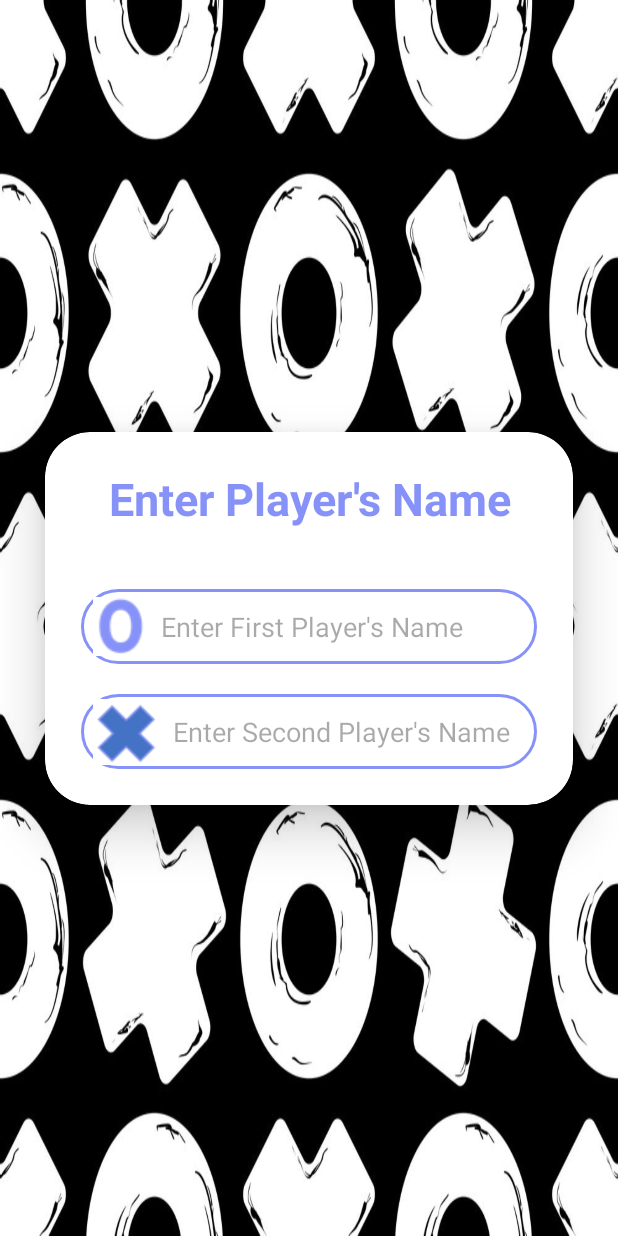
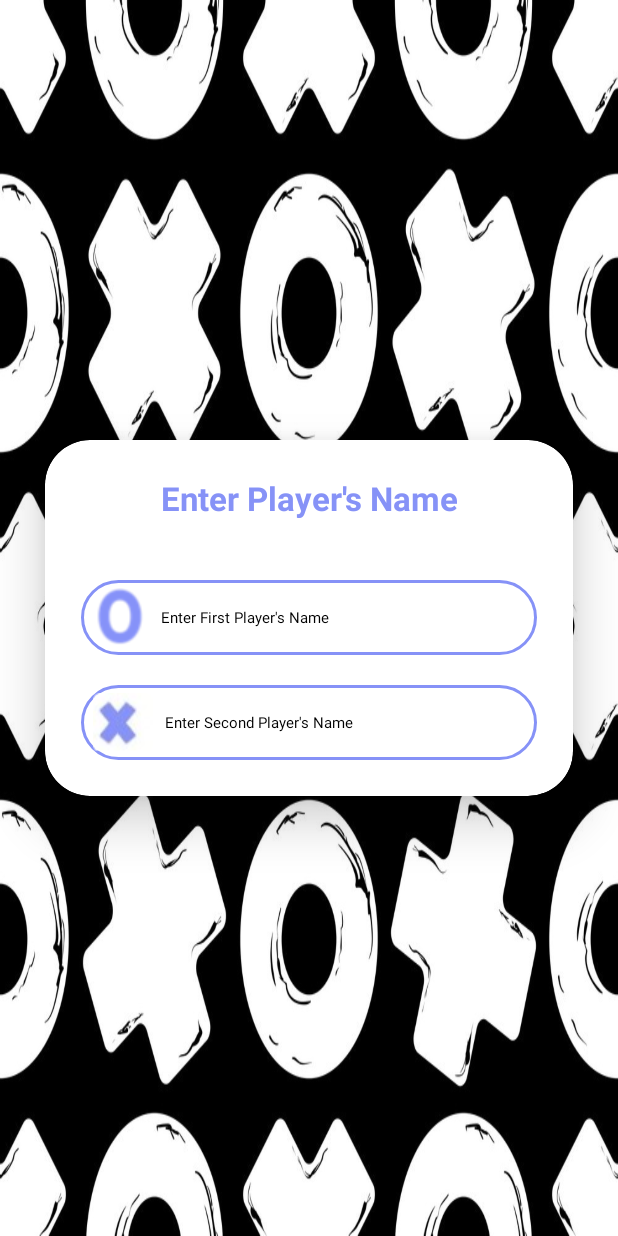
Before and after one commit to Vanshika521/PRODIGY_AD_04, an Android app: the screen it shows after launch (players), on a phone screen of 412 x 824 dp. Run offline under Robolectric (Android 15) with nearby library versions, the phone set to English and light mode, and no system bars.

Commit message:
Players Name And Designing

```diff
--- a/app/build.gradle
+++ b/app/build.gradle
@@ -26,6 +26,9 @@ android {
         sourceCompatibility JavaVersion.VERSION_1_8
         targetCompatibility JavaVersion.VERSION_1_8
     }
+    tasks.withType(JavaCompile) {
+        options.compilerArgs << "-Xlint:unchecked" << "-Xlint:deprecation"
+    }
 
     buildFeatures{
         viewBinding  true
--- a/app/src/main/java/com/prodigy/tictactoe/SplashScreen.java
+++ b/app/src/main/java/com/prodigy/tictactoe/SplashScreen.java
@@ -30,8 +30,7 @@ public class SplashScreen extends AppCompatActivity {
 
         img.setAnimation(top);
 
-
-        new Handler().postDelayed(new Runnable() {
+        new Handler(Looper.getMainLooper()).postDelayed(new Runnable() {
             @Override
             public void run() {
                 Intent intent = new Intent(SplashScreen.this,players.class);
--- a/app/src/main/res/layout/activity_players.xml
+++ b/app/src/main/res/layout/activity_players.xml
@@ -14,26 +14,25 @@
         android:layout_margin="30dp"
         app:cardCornerRadius="30dp"
         app:cardElevation="20dp"
+        app:cardBackgroundColor="@color/white"
         app:layout_constraintTop_toTopOf="parent"
         app:layout_constraintBottom_toBottomOf="parent"
         app:layout_constraintStart_toStartOf="parent"
-        app:layout_constraintEnd_toEndOf="parent"
-        >
+        app:layout_constraintEnd_toEndOf="parent">
 
-        <LinearLayout
-            android:layout_width="match_parent"
-            android:layout_height="wrap_content"
-            android:orientation="vertical"
-            android:layout_gravity="center_horizontal"
-            android:padding="24dp"
-            >
+    <LinearLayout
+        android:layout_width="match_parent"
+        android:layout_height="wrap_content"
+        android:orientation="vertical"
+        android:layout_gravity="center_horizontal"
+        android:padding="24dp">
 
             <TextView
                 android:layout_width="match_parent"
                 android:layout_height="wrap_content"
                 android:text="Enter Player's Name"
                 android:textAlignment="center"
-                android:textSize="30dp"
+                android:textSize="22dp"
                 android:textStyle="bold"
                 android:textColor="@color/lavender"/>
 
@@ -46,8 +45,9 @@
                 android:padding="8dp"
                 android:maxLines="1"
                 android:hint="Enter First Player's Name"
-                android:textSize="18dp"
+                android:textSize="10sp"
                 android:textColor="@color/lavender"
+                android:textColorHint="@color/black"
                 android:drawableLeft="@drawable/zero"
                 android:drawablePadding="8dp"
                 />
@@ -61,24 +61,13 @@
                 android:padding="8dp"
                 android:maxLines="1"
                 android:hint="Enter Second Player's Name"
-                android:textSize="18dp"
+                android:textSize="10sp"
                 android:textColor="@color/lavender"
+                android:textColorHint="@color/black"
                 android:drawableLeft="@drawable/cross"
                 android:drawablePadding="8dp"
                 />
 
-
-
-
-
-
-
-
-
         </LinearLayout>
-
     </androidx.cardview.widget.CardView>
-
-
-
 </androidx.constraintlayout.widget.ConstraintLayout>
--- a/app/src/main/res/layout/activity_splash_screen.xml
+++ b/app/src/main/res/layout/activity_splash_screen.xml
@@ -12,7 +12,7 @@
     <ImageView
         android:id="@+id/image"
         android:layout_width="wrap_content"
-        android:layout_height="500dp"
+        android:layout_height="400dp"
         android:background="@drawable/img_1"
         tools:layout_editor_absoluteX="0dp"
         tools:layout_editor_absoluteY="29dp"
```
Also changed, not shown: app/src/main/res/drawable/cross.png, app/src/main/res/drawable/cross_.jpg (added), app/src/main/res/drawable/zero.png.
